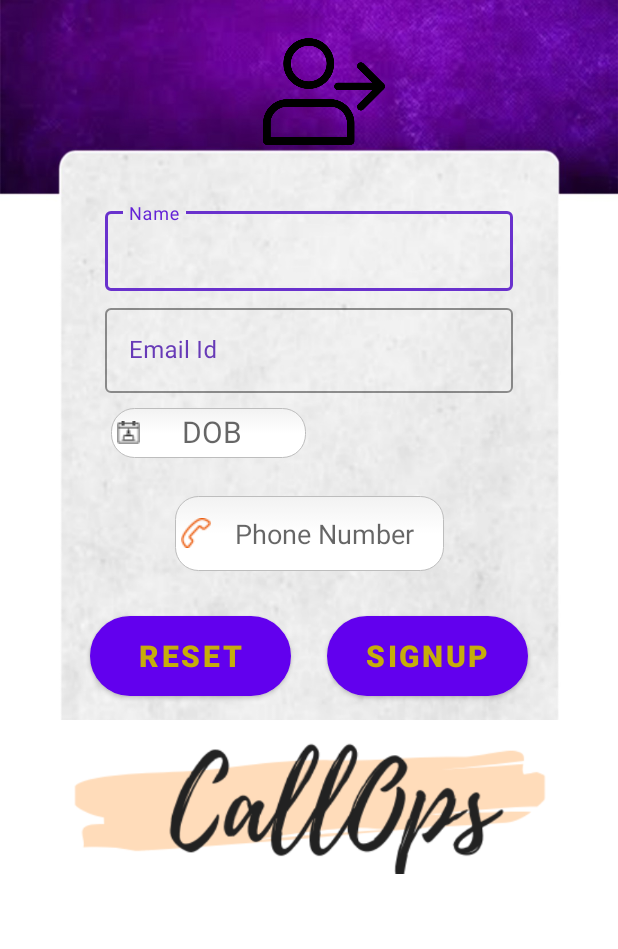
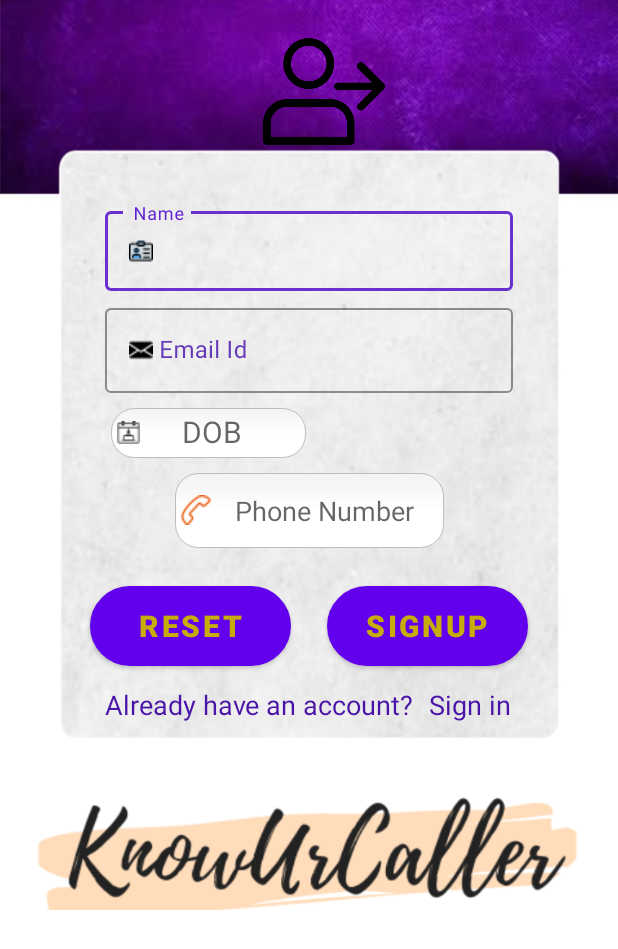
Before and after one commit to raghavambashta/FraudsterDetector, an Android app: the screen it shows after launch (SignUp), on a phone screen of 412 x 824 dp. Shown: the top 949 px of the screen. Run offline under Robolectric (Android 15) with nearby library versions, the phone set to English and light mode, and no system bars.

Commit message:
activity_sign_in

```diff
--- a/app/src/main/AndroidManifest.xml
+++ b/app/src/main/AndroidManifest.xml
@@ -9,7 +9,8 @@
         android:roundIcon="@mipmap/ic_launcher_round"
         android:supportsRtl="true"
         android:theme="@style/AppTheme">
-        <activity android:name=".SignUp"></activity>
+        <activity android:name=".SignIn"></activity>
+        <activity android:name=".SignUp" />
         <activity android:name=".MainActivity">
             <intent-filter>
                 <action android:name="android.intent.action.MAIN" />
--- a/app/src/main/res/layout/activity_sign_up.xml
+++ b/app/src/main/res/layout/activity_sign_up.xml
@@ -32,7 +32,9 @@
             android:id="@+id/nameEditText"
             android:layout_width="match_parent"
             android:layout_height="wrap_content"
-            android:hint="Name" />
+            android:hint=" Name"
+            android:drawableLeft="@drawable/name"
+            android:inputType="textCapSentences"/>
 
     </com.google.android.material.textfield.TextInputLayout>
 
@@ -59,7 +61,9 @@
             android:id="@+id/emailEditText"
             android:layout_width="match_parent"
             android:layout_height="wrap_content"
-            android:hint="Email Id" />
+            android:hint=" Email Id"
+            android:drawableLeft="@drawable/mail"
+            android:inputType="textCapSentences"/>
 
     </com.google.android.material.textfield.TextInputLayout>
 
@@ -69,7 +73,7 @@
         android:layout_width="179dp"
         android:layout_height="50dp"
         android:layout_marginStart="110dp"
-        android:layout_marginTop="25dp"
+        android:layout_marginTop="10dp"
         android:layout_marginEnd="110dp"
         android:background="@drawable/capsule_edit_text"
         android:digits="0123456789"
@@ -87,7 +91,7 @@
         android:id="@+id/getOtp"
         android:layout_width="134dp"
         android:layout_height="53dp"
-        android:layout_marginTop="30dp"
+        android:layout_marginTop="25dp"
         android:layout_marginEnd="60dp"
         android:background="@drawable/capsule_bg"
         android:onClick="generateOtp"
@@ -103,7 +107,7 @@
         android:layout_width="134dp"
         android:layout_height="53dp"
         android:layout_marginStart="60dp"
-        android:layout_marginTop="30dp"
+        android:layout_marginTop="25dp"
         android:background="@drawable/capsule_bg"
         android:onClick="resetItems"
         android:text="Reset"
@@ -146,12 +150,38 @@
         android:layout_width="368dp"
         android:layout_height="128dp"
         android:layout_marginStart="21dp"
-        android:layout_marginTop="3dp"
+        android:layout_marginTop="60dp"
         android:layout_marginEnd="22dp"
         app:layout_constraintEnd_toEndOf="parent"
         app:layout_constraintStart_toStartOf="parent"
         app:layout_constraintTop_toBottomOf="@+id/getOtp"
-        app:srcCompat="@drawable/appname" />
+        app:srcCompat="@drawable/applogo" />
+
+    <TextView
+        android:id="@+id/textView"
+        android:layout_width="wrap_content"
+        android:layout_height="wrap_content"
+        android:layout_marginStart="70dp"
+        android:layout_marginTop="13dp"
+        android:text="Already have an account?"
+        android:textColor="#4813A6"
+        android:textSize="18sp"
+        app:layout_constraintStart_toStartOf="parent"
+        app:layout_constraintTop_toBottomOf="@+id/getOtp" />
+
+    <TextView
+        android:id="@+id/signinTextView"
+        android:layout_width="wrap_content"
+        android:layout_height="wrap_content"
+        android:layout_marginStart="10dp"
+        android:layout_marginTop="13dp"
+        android:clickable="true"
+        android:onClick="signIn"
+        android:text="Sign in"
+        android:textColor="#4813A6"
+        android:textSize="18sp"
+        app:layout_constraintStart_toEndOf="@+id/textView"
+        app:layout_constraintTop_toBottomOf="@+id/getOtp" />
 
 
 </androidx.constraintlayout.widget.ConstraintLayout>
```
Also changed, not shown: app/src/main/java/com/example/fraudsterdetector/SignIn.java (added, +14 -0 lines), app/src/main/java/com/example/fraudsterdetector/SignUp.java (+8 -0 lines), app/src/main/res/layout/activity_sign_in.xml (added, +45 -0 lines), app/src/main/res/drawable/applogo.png (added), app/src/main/res/drawable/appname.png (deleted), app/src/main/res/drawable/mail.png (added), app/src/main/res/drawable/whitetheme.jpg (deleted).
